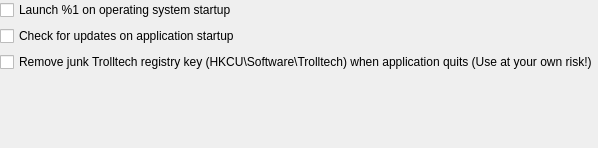
First picture: the form in src/librssguard/gui/settings/settingsgeneral.ui, repository norbusan/rssguard-debian, before the edit.
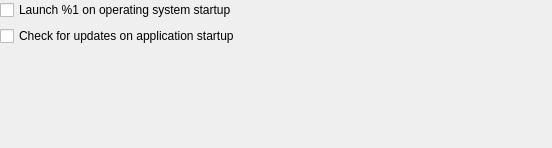
Second picture: the form after the edit.

The edit to the form file:
```diff
--- a/src/librssguard/gui/settings/settingsgeneral.ui
+++ b/src/librssguard/gui/settings/settingsgeneral.ui
@@ -37,12 +37,18 @@
      </property>
     </widget>
    </item>
-   <item row="2" column="0">
-    <widget class="QCheckBox" name="m_checkRemoveTrolltechJunk">
-     <property name="text">
-      <string>Remove junk Trolltech registry key (HKCU\Software\Trolltech) when application quits (Use at your own risk!)</string>
+   <item row="2" column="0" colspan="2">
+    <spacer name="verticalSpacer">
+     <property name="orientation">
+      <enum>Qt::Vertical</enum>
      </property>
-    </widget>
+     <property name="sizeHint" stdset="0">
+      <size>
+       <width>20</width>
+       <height>40</height>
+      </size>
+     </property>
+    </spacer>
    </item>
   </layout>
  </widget>
```
